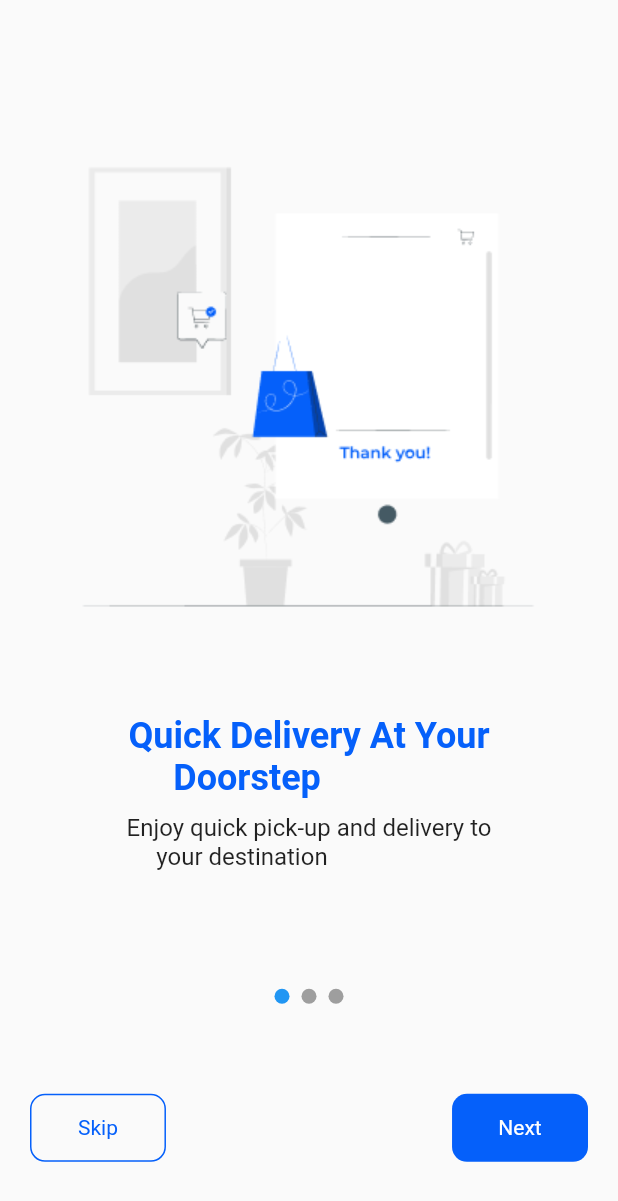
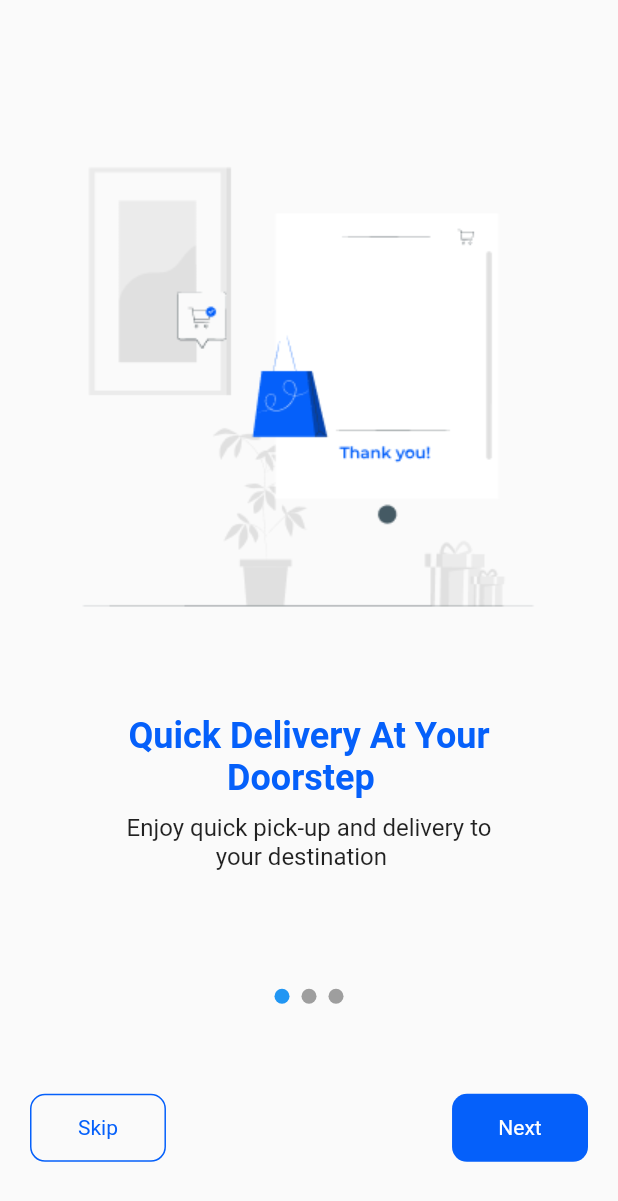
Before and after one commit to Medcell1/ascolin, a Flutter app: the PageViewWidget screen opened directly, on a phone screen of 412 x 824 dp. Shown: the top 1201 px of the screen. Run offline on Flutter 3.47's test engine with Material 2 defaults, Android fonts, the phone set to English and light mode, and no system bars; drawn by our look-alikes of page_view_dot_indicator.

Commit message:
first commit

```diff
--- a/lib/pages/splash_screen.dart
+++ b/lib/pages/splash_screen.dart
@@ -28,7 +28,7 @@ class _SplashScreenState extends State<SplashScreen> {
 
   changeScreen() {
     Navigator.pushAndRemoveUntil(context, MaterialPageRoute(builder: (context) {
-      return YourPageViewWidget();
+      return PageViewWidget();
     }), (route) => false);
   }
 
--- a/lib/utils/page_view_widget.dart
+++ b/lib/utils/page_view_widget.dart
@@ -36,20 +36,20 @@ class PageViewWidgetState extends State<PageViewWidget> {
     var width = MediaQuery.of(context).size.width;
     List<OnBoardingContentModel> data = [
       OnBoardingContentModel(
-          firstText: 'Quick Delivery At Your\n     Doorstep',
+          firstText: 'Quick Delivery At Your\n           Doorstep',
           secondText:
-              'Enjoy quick pick-up and delivery to\n     your destination',
+              'Enjoy quick pick-up and delivery to\n               your destination',
           image: 'assets/onb1.png'),
       OnBoardingContentModel(
         firstText: 'Flexible Payment',
         secondText:
-            'Different modes of payment either\n   before and after delivery without stress',
+            '   Different modes of payment either\nbefore and after delivery without stress',
         image: 'assets/onb2.png',
       ),
       OnBoardingContentModel(
           firstText: 'Real-time Tracking',
           secondText:
-              'Track your packages/items from the\n   comfort of your home till final destination',
+              '   Track your packages/items from the\ncomfort of your home till final destination',
           image: 'assets/onb3.png')
     ];
     return Scaffold(
```
